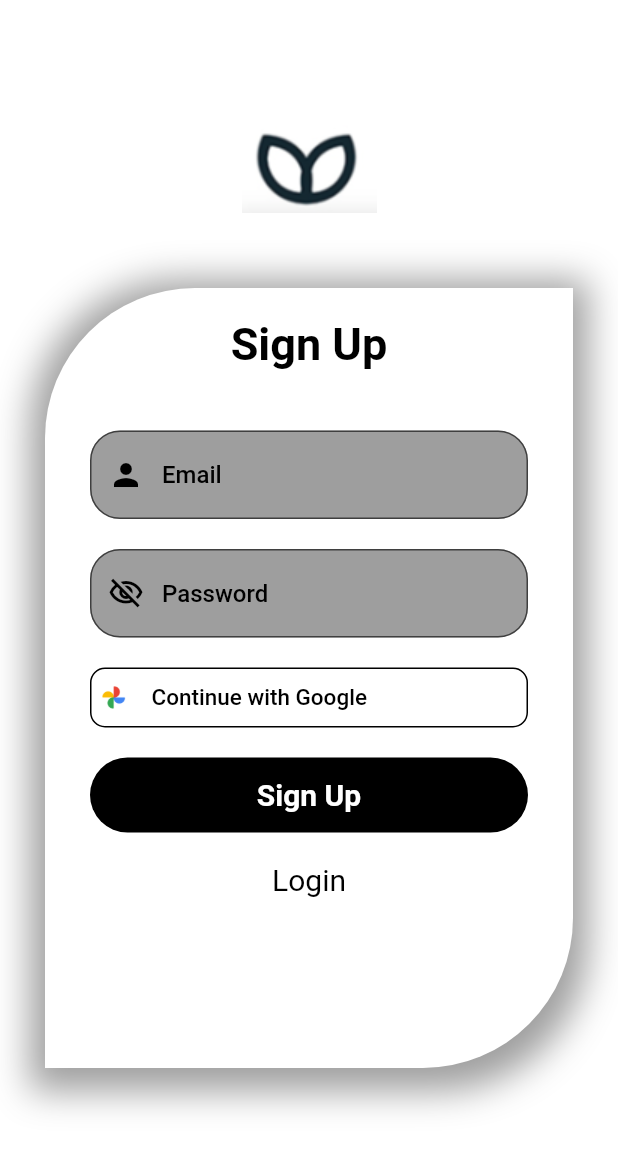
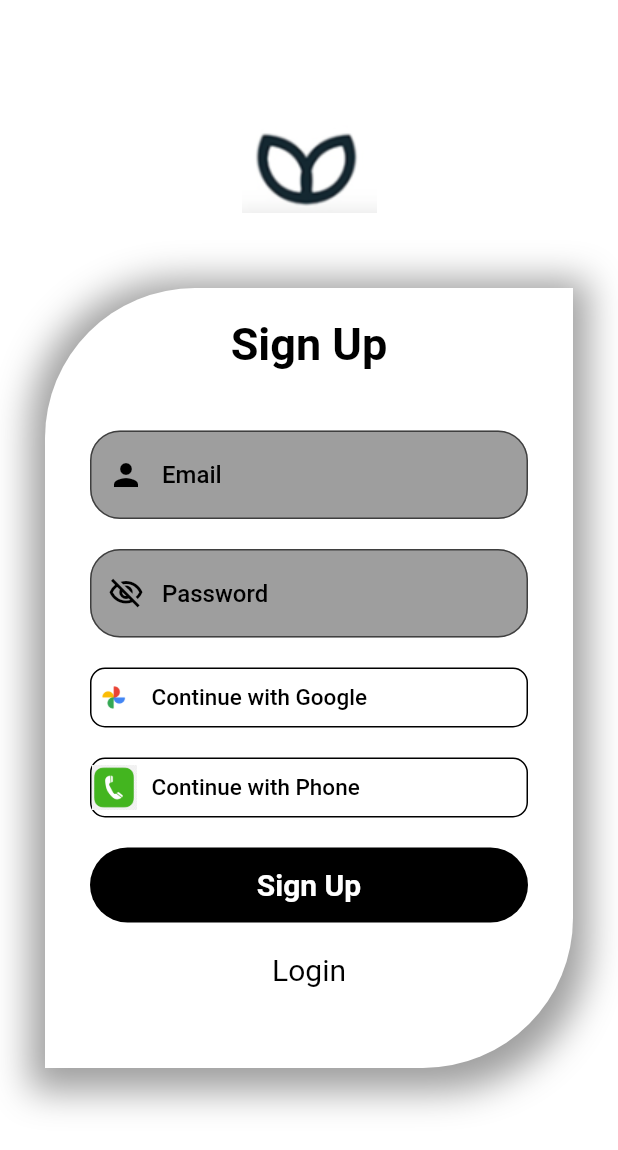
Before and after one commit to HiraFatima6397/firebase, a Flutter app: the screen it shows after launch, on a phone screen of 412 x 824 dp. Shown: the top 1150 px of the screen. Run offline on Flutter 3.47's test engine with Material 2 defaults, Android fonts, the phone set to English and light mode, and no system bars; our stand-ins replace firebase_auth, firebase_core, google_sign_in, otp_text_field; accounts and stored records are empty.

Commit message:
adding screens

```diff
--- a/lib/constant/color.dart
+++ b/lib/constant/color.dart
@@ -7,6 +7,9 @@ class AppColors{
   static const Color grey = Colors.grey;
   static const Color white = Colors.white;
   static const Color black = Colors.black;
+  static const Color yellow = Colors.yellow;
+  static const Color pink = Colors.pink;
+
 
 
 }
--- a/lib/constant/image.dart
+++ b/lib/constant/image.dart
@@ -1,6 +1,7 @@
 class AppImages {
   static const base = 'assets';
   static const google = '$base/gogle.png';
+  static const phone = '$base/phone.png';
 
   static const icon = '$base/Screen Shot 2022-08-05 at 5.06.27 PM.png';
 }
--- a/lib/constant/string_constant.dart
+++ b/lib/constant/string_constant.dart
@@ -1,8 +1,19 @@
 class StringConstant{
   static const String signUp='Sign Up';
   static const String continueWithGoogle='Continue with Google';
-  static const  String continueWithFacebook ='Continue with Facebook ';
+  static const  String continueWithPhone ='Continue with Phone ';
   static const  String email ='Email ';
   static const  String password ='Password ';
   static const  String login ='Login';
+  static const  String enterYourNumber ='Enter your Phone number';
+  static const  String icon ='(+91)';
+  static const  String send ='send';
+  static const  String otpSend ='Enter 6 digit OTP ';
+  static const  String sentOtpIn ='send OTP again in';
+  static const  String sec ='sec';
+  static const  String resend ='Resend';
+  static const  String letsGo ='Lets gp';
+
+
+
 }
--- a/lib/signup_page/sign_up.dart
+++ b/lib/signup_page/sign_up.dart
@@ -4,6 +4,7 @@ import 'package:firebase_auth1/constant/icon.dart';
 import 'package:firebase_auth1/constant/image.dart';
 import 'package:firebase_auth1/constant/string_constant.dart';
 import 'package:firebase_auth1/constant/style.dart';
+import 'package:firebase_auth1/phone_auth/phone_auth.dart';
 import 'package:firebase_auth1/service/auth_service.dart';
 import 'package:firebase_auth1/sign_in/sign_in.dart';
 import 'package:flutter/material.dart';
@@ -127,6 +128,25 @@ class _SignUpState extends State<SignUp> {
                       SizedBox(
                         height: 20,
                       ),
+                      InkWell(onTap: (){Navigator.push(context, MaterialPageRoute(builder:(bilder)=> PhoneAuth()));},
+                        child: Container(
+                          height: 40,
+                          width: double.infinity,
+                          decoration: BoxDecoration(
+                            borderRadius: BorderRadius.circular(10),
+                            border: Border.all(color: AppColors.black, width: 1),
+                          ),
+                          child: Row(
+                            children: [
+                              Image.asset(AppImages.phone,height: 30,width: 30),
+                              SizedBox(width: 10,),
+                              Text(StringConstant.continueWithPhone,style: AppStyles.regularText(fontSize: 15,color: AppColors.black),)
+                            ],
+                          ),
+                        ),
+                      ),
+                      SizedBox(height: 20,),
+
                       InkWell(
                         onTap: () async {
                           setState(() {
--- a/pubspec.yaml
+++ b/pubspec.yaml
@@ -37,6 +37,8 @@ dependencies:
   firebase_core: ^1.20.0
   firebase_auth: ^3.4.2
   google_sign_in: ^5.4.0
+  otp_text_field: ^1.1.3
+
 
 dev_dependencies:
   flutter_test:
```
Also changed, not shown: lib/phone_auth/phone_auth.dart (+176 -0 lines), lib/service/auth_service.dart (+36 -5 lines), pubspec.lock.
